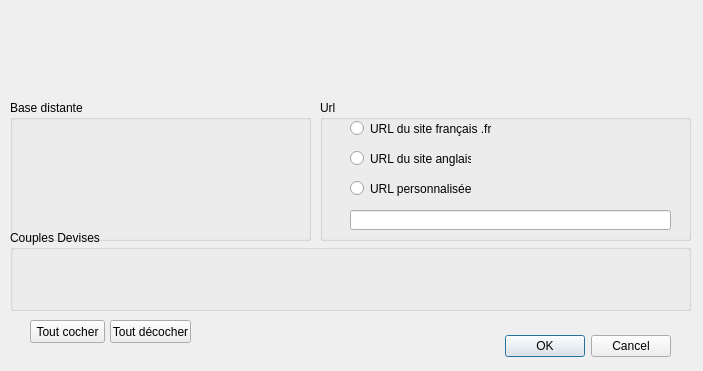
MacFly669/myGitFiles, file Projet3_TRADING/optiondialog.ui: the form before one commit.
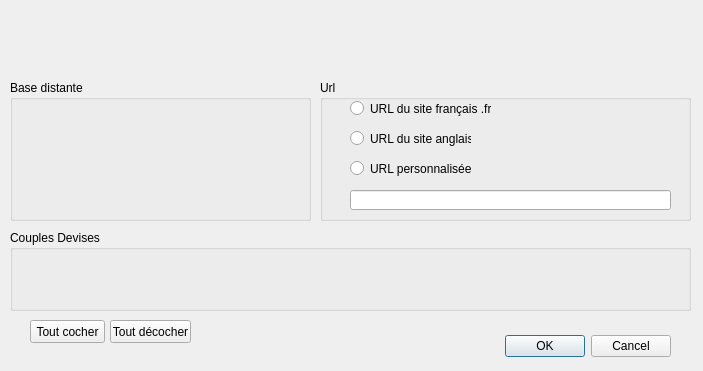
The form after the commit. Icons and pictures are not drawn.

What changed in the file:
```diff
--- a/Projet3_TRADING/optiondialog.ui
+++ b/Projet3_TRADING/optiondialog.ui
@@ -50,7 +50,7 @@
    <property name="geometry">
     <rect>
      <x>10</x>
-     <y>100</y>
+     <y>80</y>
      <width>301</width>
      <height>141</height>
     </rect>
@@ -89,7 +89,7 @@
    <property name="geometry">
     <rect>
      <x>320</x>
-     <y>100</y>
+     <y>80</y>
      <width>371</width>
      <height>141</height>
     </rect>
```
